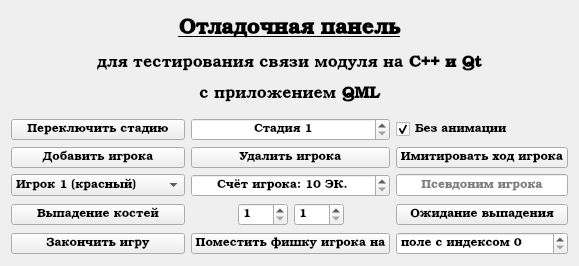
The window that userinterface/subinterfaces/gamemanagerwindow.ui (AlekseyLapunov/Client-Monopoly) describes before a commit, drawn with Qt 5.
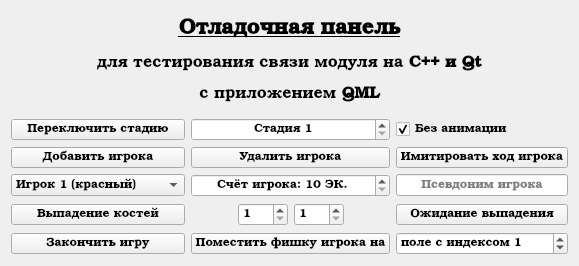
The same window after the commit.

What changed in the file:
```diff
--- a/userinterface/subinterfaces/gamemanagerwindow.ui
+++ b/userinterface/subinterfaces/gamemanagerwindow.ui
@@ -236,6 +236,12 @@
        <property name="prefix">
         <string>поле с индексом </string>
        </property>
+       <property name="maximum">
+        <number>45</number>
+       </property>
+       <property name="value">
+        <number>1</number>
+       </property>
       </widget>
      </item>
      <item row="1" column="2">
```
